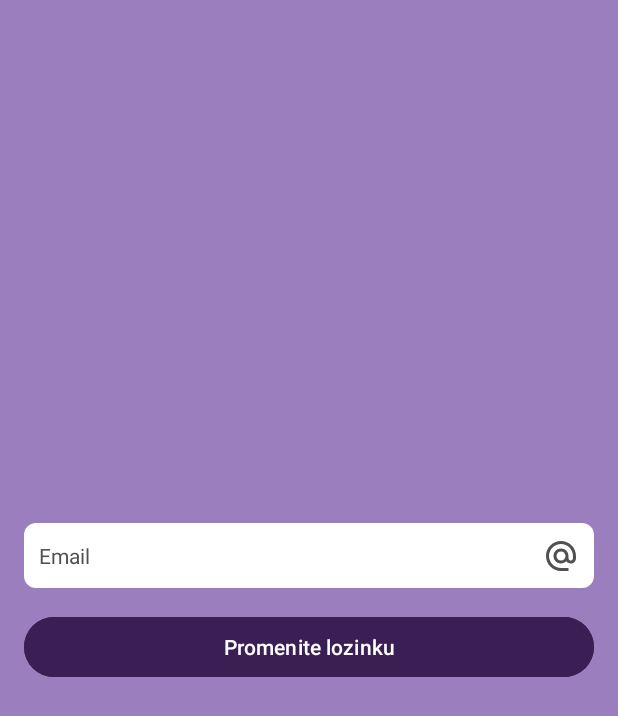
After one commit to jovanannikolic44/music-online-classes, an Android app: the layout activity_forgot_password.xml on its own in the app's theme, with its tools: preview values and no code run, on a phone screen of 412 x 824 dp. The commit adds this screen. Shown: the top 716 px of the screen. Run offline under Robolectric (Android 15) with nearby library versions, the phone set to English and light mode, and no system bars.

```diff
--- /dev/null
+++ b/app/src/main/res/layout/activity_forgot_password.xml
@@ -0,0 +1,36 @@
+<?xml version="1.0" encoding="utf-8"?>
+<LinearLayout xmlns:android="http://schemas.android.com/apk/res/android"
+    android:layout_width="match_parent"
+    android:layout_height="match_parent"
+    android:orientation="vertical"
+    android:padding="16dp"
+    android:gravity="center"
+    android:background="@color/violet">
+
+
+    <EditText
+        android:id="@+id/reactivation_email"
+        android:layout_width="match_parent"
+        android:layout_height="43dp"
+        android:autofillHints="emailAddress"
+        android:hint="@string/email"
+        android:drawableEnd="@drawable/email_icon"
+        android:drawableTint="@color/gray"
+        android:padding="10dp"
+        android:layout_marginBottom="15dp"
+        android:inputType="textEmailAddress"
+        android:background="@drawable/edit_text_style"
+        android:textSize="14sp"
+        android:textColorHint="@color/gray"
+        android:textColor="@color/black"/>
+
+    <Button
+        android:id="@+id/change_forgotten_password"
+        android:layout_width="match_parent"
+        android:layout_height="wrap_content"
+        android:backgroundTint="@color/dark_violet"
+        android:textColor="@color/white"
+        android:text="@string/chane_password"
+        android:layout_marginBottom="20dp"/>
+
+</LinearLayout>
--- a/app/src/main/res/layout/activity_registration.xml
+++ b/app/src/main/res/layout/activity_registration.xml
@@ -106,6 +106,7 @@
         android:layout_height="43dp"
         android:autofillHints="phone"
         android:hint="@string/phone_number"
+        android:text="@string/phone_number"
         android:drawableEnd="@drawable/phone_call_icon"
         android:drawableTint="@color/gray"
         android:padding="10dp"
--- a/app/src/main/res/values/strings.xml
+++ b/app/src/main/res/values/strings.xml
@@ -14,6 +14,7 @@
     <string name="login">Prijavi se</string>
     <string name="forgotten_password">Zaboravili ste lozinku?</string>
     <string name="new_account">Napravite novi nalog</string>
+    <string name="chane_password">Promenite lozinku</string>
     <string-array name="expertise_array">
         <item>Gitara</item>
         <item>Violina</item>
```
Also changed, not shown: app/src/main/java/com/masterprojekat/music_online_classes/APIs/UserAPI.java (+9 -0 lines), app/src/main/java/com/masterprojekat/music_online_classes/Registration.java (+64 -12 lines), app/src/main/java/com/masterprojekat/music_online_classes/models/User.java (+12 -1 lines).
